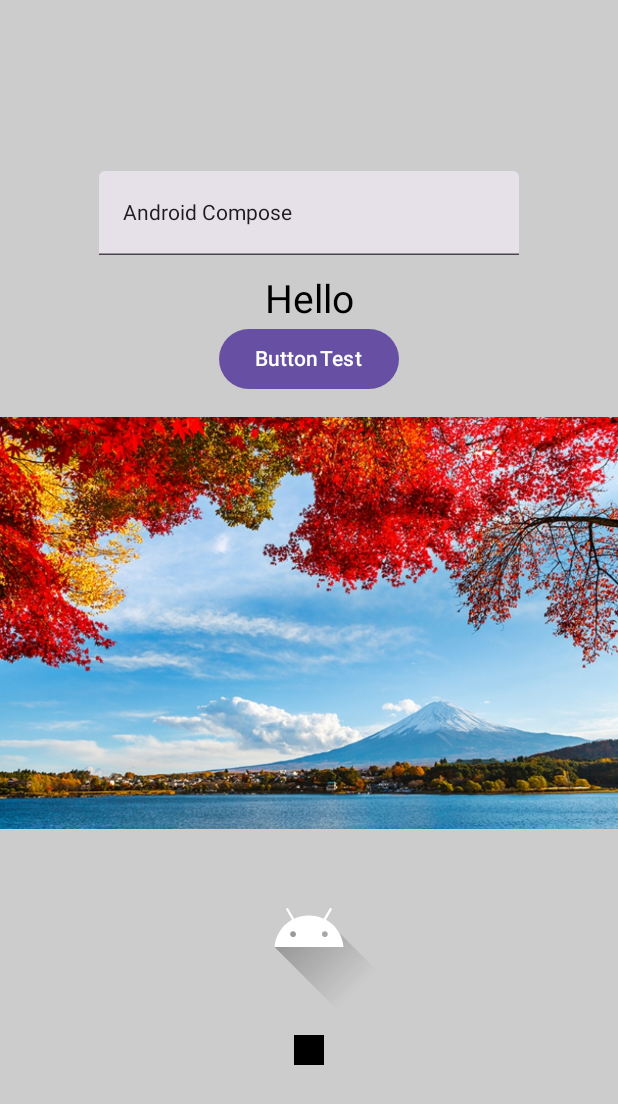
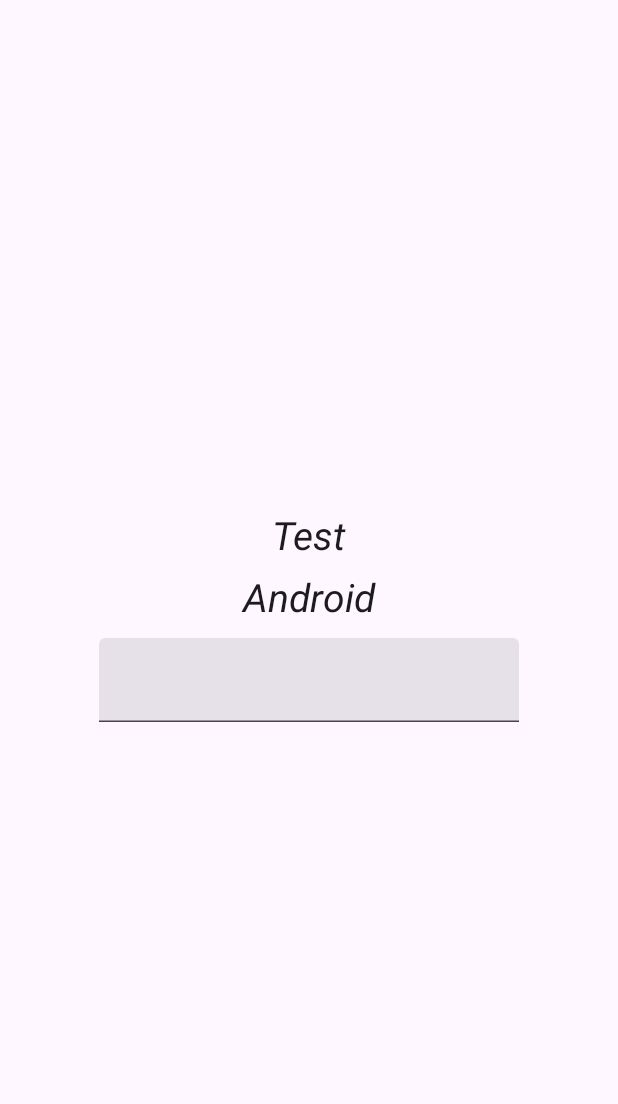
Before and after one commit to ismailmesut/AK025-KotlinStateManagementCompose, an Android app built with Jetpack Compose: the screen it shows after launch (MainActivity), on a phone screen of 412 x 824 dp. Shown: the top 1104 px of the screen. Run offline under Robolectric (Android 15) with nearby library versions, the phone set to English and light mode, and no system bars.

Commit message:
updated: state hosting

```diff
--- a/app/src/main/java/com/ismailmesutmujde/kotlinstatemanagementcompose/MainActivity.kt
+++ b/app/src/main/java/com/ismailmesutmujde/kotlinstatemanagementcompose/MainActivity.kt
@@ -1,19 +1,14 @@
 package com.ismailmesutmujde.kotlinstatemanagementcompose
 
-import android.annotation.SuppressLint
 import android.os.Bundle
 import androidx.activity.ComponentActivity
 import androidx.activity.compose.setContent
 import androidx.activity.enableEdgeToEdge
-import androidx.compose.foundation.Image
 import androidx.compose.foundation.layout.Arrangement
 import androidx.compose.foundation.layout.Column
 import androidx.compose.foundation.layout.Spacer
 import androidx.compose.foundation.layout.fillMaxSize
 import androidx.compose.foundation.layout.padding
-import androidx.compose.foundation.layout.size
-import androidx.compose.material3.Button
-import androidx.compose.material3.Scaffold
 import androidx.compose.material3.Surface
 import androidx.compose.material3.Text
 import androidx.compose.material3.TextField
@@ -22,17 +17,11 @@ import androidx.compose.runtime.mutableStateOf
 import androidx.compose.runtime.remember
 import androidx.compose.ui.Alignment
 import androidx.compose.ui.Modifier
-import androidx.compose.ui.graphics.Color
-import androidx.compose.ui.graphics.ImageBitmap
-import androidx.compose.ui.graphics.painter.ColorPainter
-import androidx.compose.ui.graphics.vector.ImageVector
-import androidx.compose.ui.res.imageResource
-import androidx.compose.ui.res.vectorResource
-import androidx.compose.ui.text.input.TextFieldValue
+import androidx.compose.ui.text.font.FontFamily
+import androidx.compose.ui.text.font.FontStyle
 import androidx.compose.ui.tooling.preview.Preview
 import androidx.compose.ui.unit.dp
 import androidx.compose.ui.unit.sp
-import com.ismailmesutmujde.kotlinstatemanagementcompose.ui.theme.KotlinStateManagementComposeTheme
 
 class MainActivity : ComponentActivity() {
     override fun onCreate(savedInstanceState: Bundle?) {
@@ -44,60 +33,39 @@ class MainActivity : ComponentActivity() {
     }
 }
 
-@SuppressLint("UnrememberedMutableState")
 @Composable
 fun MainScreen() {
-    Surface(color = Color.LightGray) {
-        Column(modifier = Modifier.fillMaxSize(),
-            verticalArrangement = Arrangement.Center,
-            horizontalAlignment = Alignment.CenterHorizontally
-        ) {
 
-            var myString = remember { mutableStateOf("Android Compose") }
+    Surface (modifier = Modifier.fillMaxSize()){
+        Column(verticalArrangement = Arrangement.Center,
+            horizontalAlignment = Alignment.CenterHorizontally) {
+            SpecialText(string = "Test")
+            Spacer(modifier = Modifier.padding(5.dp))
+            SpecialText(string = "Android")
+            Spacer(modifier = Modifier.padding(5.dp))
+            SpecialTextField()
 
-
-            TextField(value = myString.value, onValueChange = {
-                myString.value = it
-                println(myString.value)
-            })
-
-            Spacer(modifier = Modifier.padding(7.dp))
-
-            var textString = remember {
-                mutableStateOf("Hello")
-            }
-
-            Text(text = textString.value,
-                fontSize = 26.sp
-                )
-
-            Button(onClick = {
-                textString.value = "Android"
-                println(textString)
-            }) {
-                Text(text = "Button")
-                Text(text = "Test")
-            }
-            Spacer(modifier = Modifier.padding(7.dp))
-
-            Image(bitmap = ImageBitmap.imageResource(id = R.drawable.manzara),
-                contentDescription = "manzara")
-
-            Spacer(modifier = Modifier.padding(7.dp))
-
-            Image(imageVector = ImageVector.vectorResource(id = R.drawable.ic_launcher_foreground),
-                contentDescription = null)
-
-            Spacer(modifier = Modifier.padding(7.dp))
-
-            Image(painter = ColorPainter(Color.Black),
-                contentDescription = null,
-                modifier = Modifier.size(20.dp, 20.dp))
         }
     }
+}
 
+@Composable
+fun SpecialText(string: String) {
+    Text(text = string,
+        fontSize = 26.sp,
+        fontStyle = FontStyle.Italic,
+        fontFamily = FontFamily.SansSerif
+    )
+}
 
-
+@Composable
+fun SpecialTextField() {
+    var myString = remember {
+        mutableStateOf("")
+    }
+    TextField(value = myString.value, onValueChange = {
+        myString.value = it
+    })
 }
 
 @Preview(showBackground = true)
```
Also changed, not shown: app/src/main/java/com/ismailmesutmujde/kotlinstatemanagementcompose/OtherComposable.kt (added, +84 -0 lines).
